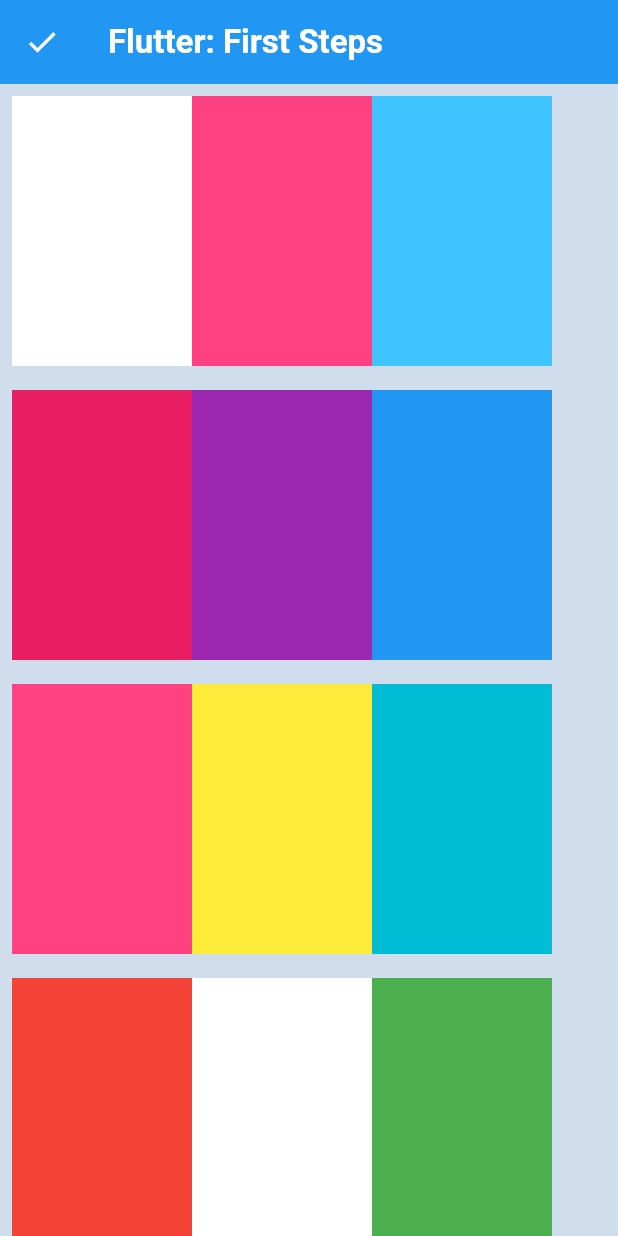
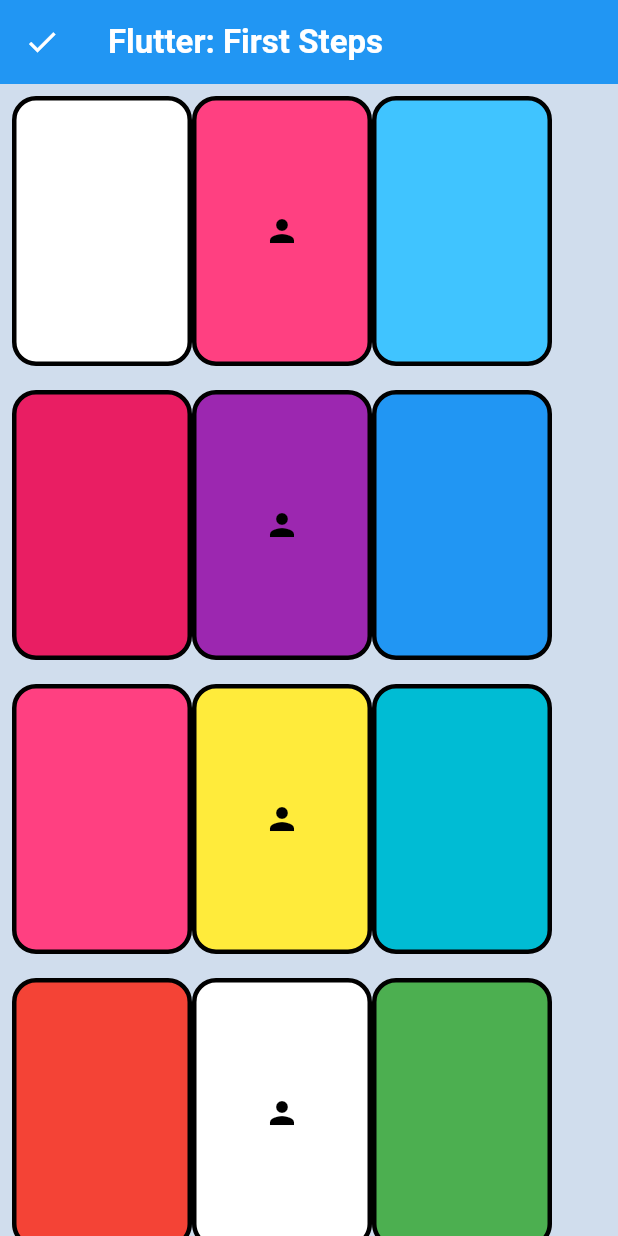
Before and after one commit to PierreVieira/FlutterProjects, a Flutter app: the screen it shows after launch, on a phone screen of 412 x 824 dp. Run offline on Flutter 3.47's test engine with Material 2 defaults, Android fonts, the phone set to English and light mode, and no system bars; our stand-ins replace firebase_core, google_fonts, google_sign_in, shared_preferences; accounts and stored records are empty.

Commit message:
update projects

```diff
--- /dev/null
+++ b/alura/second_project/lib/data/task_inherited.dart
@@ -0,0 +1,54 @@
+import 'package:flutter/material.dart';
+import 'package:second_project/components/task.dart';
+
+class TaskInherited extends InheritedWidget {
+  TaskInherited({
+    super.key,
+    required Widget child,
+  }) : super(child: child);
+
+  final List<Task> taskList = [
+    Task(
+      name: 'Learn Flutter',
+      difficulty: 3,
+      photo: 'assets/images/dash.png',
+    ),
+    Task(
+      name: 'Ride a Bike',
+      difficulty: 2,
+      photo: 'assets/images/bike.webp',
+    ),
+    Task(
+      name: 'Meditation',
+      difficulty: 5,
+      photo: 'assets/images/meditor.jpeg',
+    ),
+    Task(
+      name: 'Read a Book',
+      difficulty: 4,
+      photo: 'assets/images/book.jpg',
+    ),
+    Task(
+      name: 'Play a Game',
+      difficulty: 1,
+      photo: 'assets/images/game.jpg',
+    ),
+  ];
+
+  void newTask(
+      {required String name, required String photo, required int difficulty}) {
+    taskList.add(Task(name: name, photo: photo, difficulty: difficulty));
+  }
+
+  static TaskInherited of(BuildContext context) {
+    final TaskInherited? result =
+        context.dependOnInheritedWidgetOfExactType<TaskInherited>();
+    assert(result != null, 'No TaskInherited found in context');
+    return result!;
+  }
+
+  @override
+  bool updateShouldNotify(TaskInherited oldWidget) {
+    return oldWidget.taskList.length != taskList.length;
+  }
+}
--- /dev/null
+++ b/alura/second_project/lib/screens/home_screen.dart
@@ -0,0 +1,41 @@
+import 'package:flutter/material.dart';
+import 'package:second_project/components/task.dart';
+import 'package:second_project/data/task_inherited.dart';
+
+import 'form_screen.dart';
+
+class HomeScreen extends StatefulWidget {
+  const HomeScreen({super.key});
+
+  @override
+  State<HomeScreen> createState() => _HomeScreenState();
+}
+
+class _HomeScreenState extends State<HomeScreen> {
+  @override
+  Widget build(BuildContext context) {
+    return Scaffold(
+      appBar: AppBar(
+        leading: Container(),
+        title: const Text("TO-DO's"),
+      ),
+      body: ListView(
+        padding: const EdgeInsets.only(top: 8, bottom: 72),
+        children: TaskInherited.of(context).taskList
+      ),
+      floatingActionButton: FloatingActionButton(
+        onPressed: () {
+          Navigator.push(
+            context,
+            MaterialPageRoute(
+              builder: (contextNew) => FormScreen(
+                taskContext: context,
+              ),
+            ),
+          );
+        },
+        child: const Icon(Icons.add),
+      ),
+    );
+  }
+}
--- a/alura/second_project/pubspec.yaml
+++ b/alura/second_project/pubspec.yaml
@@ -59,9 +59,8 @@ flutter:
   uses-material-design: true
 
   # To add assets to your application, add an assets section, like this:
-  # assets:
-  #   - images/a_dot_burr.jpeg
-  #   - images/a_dot_ham.jpeg
+  assets:
+      - assets/images/
 
   # An image asset can refer to one or more resolution-specific "variants", see
   # https://flutter.dev/assets-and-images/#resolution-aware
--- a/alura/widget_second_challenge/lib/presentation/component/custom_row.dart
+++ b/alura/widget_second_challenge/lib/presentation/component/custom_row.dart
@@ -1,6 +1,6 @@
 import 'package:flutter/material.dart';
 import 'package:widget_second_challenge/domain/model/SquareColor.dart';
-import 'package:widget_second_challenge/presentation/component/square.dart';
+import 'package:widget_second_challenge/presentation/component/rectangle.dart';
 
 class CustomRow extends StatelessWidget {
   final SquareColor first;
@@ -20,9 +20,15 @@ class CustomRow extends StatelessWidget {
       child: Row(
         mainAxisAlignment: MainAxisAlignment.start,
         children: [
-          Square(color: first),
-          Square(color: second),
-          Square(color: third),
+          Rectangle(color: first),
+          Rectangle(
+            color: second,
+            icon: const Icon(
+              Icons.person,
+              color: Colors.black,
+            ),
+          ),
+          Rectangle(color: third),
         ],
       ),
     );
--- /dev/null
+++ b/alura/widget_second_challenge/lib/presentation/component/rectangle.dart
@@ -0,0 +1,26 @@
+import 'package:flutter/material.dart';
+import 'package:widget_second_challenge/domain/model/SquareColor.dart';
+
+class Rectangle extends StatelessWidget {
+  final SquareColor color;
+  final Icon? icon;
+
+  const Rectangle({super.key, required this.color, this.icon});
+
+  @override
+  Widget build(BuildContext context) {
+    return Container(
+      width: 120,
+      height: 180,
+      decoration: BoxDecoration(
+        borderRadius: BorderRadius.circular(16),
+        color: Color(color.value),
+        border: Border.all(
+          color: Colors.black,
+          width: 3,
+        ),
+      ),
+      child: icon
+    );
+  }
+}
--- a/alura/widget_second_challenge/lib/presentation/component/square.dart
+++ /dev/null
@@ -1,17 +0,0 @@
-import 'package:flutter/cupertino.dart';
-import 'package:widget_second_challenge/domain/model/SquareColor.dart';
-
-class Square extends StatelessWidget {
-  final SquareColor color;
-
-  const Square({super.key, required this.color});
-
-  @override
-  Widget build(BuildContext context) {
-    return Container(
-      width: 120,
-      height: 180,
-      color: Color(color.value),
-    );
-  }
-}
```
Also changed, not shown: alura/second_project/lib/components/difficulty.dart (added, +42 -0 lines), alura/second_project/lib/components/task.dart (added, +162 -0 lines), alura/second_project/lib/components/task_image.dart (added, +23 -0 lines), alura/second_project/lib/main.dart (+3 -115 lines), alura/second_project/lib/screens/form_screen.dart (added, +172 -0 lines), alura/second_project/assets/images/bike.webp (added), alura/second_project/assets/images/book.jpg (added), alura/second_project/assets/images/dash.png (added), alura/second_project/assets/images/game.jpg (added), alura/second_project/assets/images/meditor.jpeg (added), alura/second_project/assets/images/no_photo.png (added).
